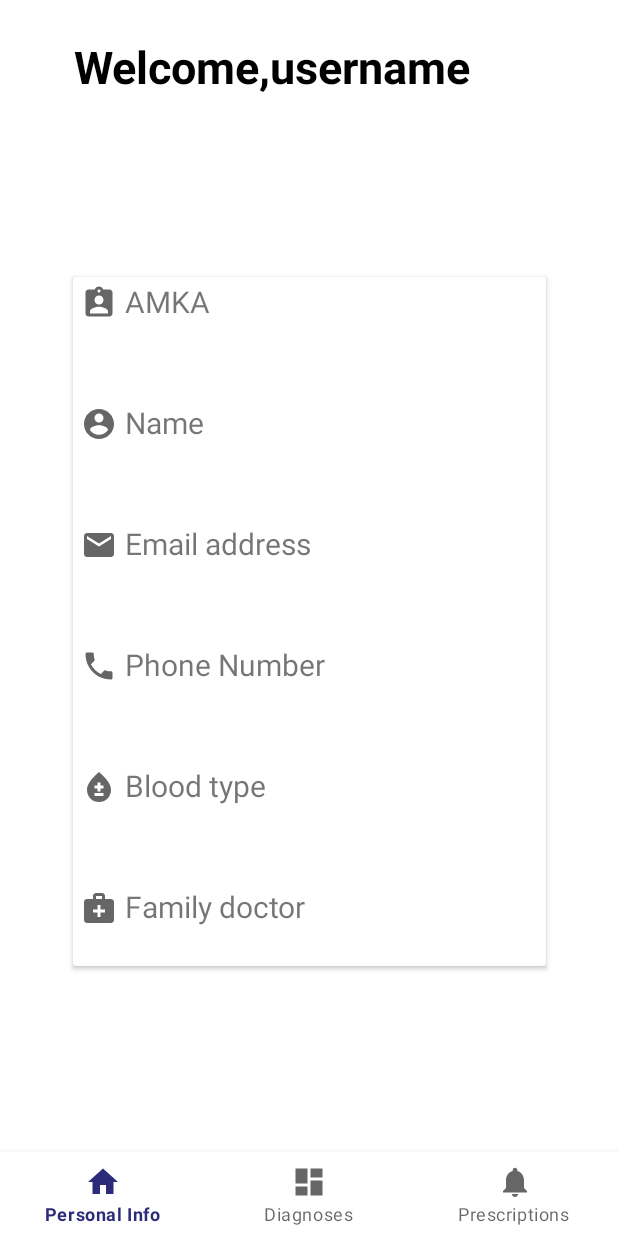
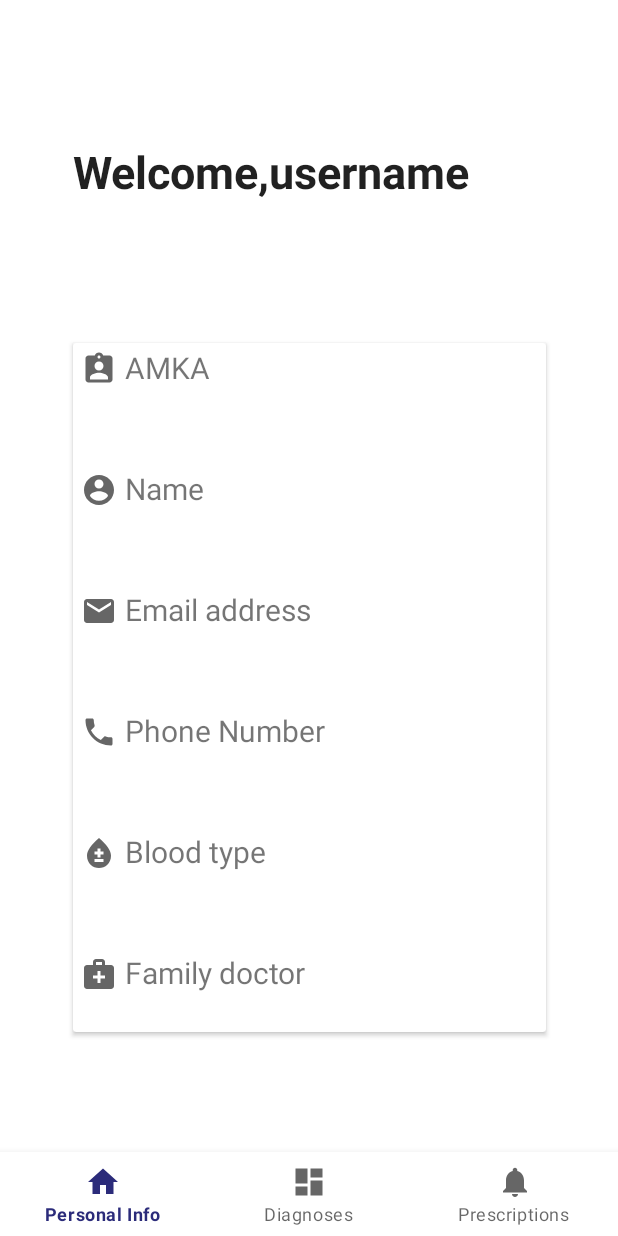
Before and after one commit to alexioan7/E-Health, an Android app: the PersonalinfoFragment screen opened directly, with no data from a screen before it, on a phone screen of 412 x 824 dp. Run offline under Robolectric (Android 15) with nearby library versions, the phone set to English and light mode, and no system bars; our stand-ins replace data binding, navigation-ui.

Commit message:
i fixed the distances on cardview in personinfo and added automatically theme changed:dark or light mode

```diff
--- a/app/src/main/AndroidManifest.xml
+++ b/app/src/main/AndroidManifest.xml
@@ -10,10 +10,10 @@
         android:label="@string/app_name"
         android:roundIcon="@mipmap/ic_launcher_round"
         android:supportsRtl="true"
+
         android:theme="@style/Theme.EHealth"
         android:usesCleartextTraffic="true">
 
-        <activity android:name=".activities.BottomNavigationActivity"/>
 
         <activity android:name=".activities.MainActivity">
             <intent-filter>
@@ -22,7 +22,11 @@
                 <category android:name="android.intent.category.LAUNCHER" />
             </intent-filter>
         </activity>
-        <activity android:name=".activities.BottomNavigationActivity"/>
+        <activity
+            android:name=".activities.BottomNavigationActivity"
+            android:configChanges="uiMode"/>
+
+
     </application>
 
 </manifest>
--- a/app/src/main/res/layout/fragment_personalinfo.xml
+++ b/app/src/main/res/layout/fragment_personalinfo.xml
@@ -18,29 +18,14 @@
         tools:context=".activities.PersonalinfoFragment">
 
 
-        <TextView
-            android:id="@+id/textView5"
-            android:layout_width="wrap_content"
+        <androidx.cardview.widget.CardView
+            android:id="@+id/cardView"
+            android:layout_width="315dp"
             android:layout_height="wrap_content"
-            android:layout_marginTop="24dp"
-            android:text="Welcome,username"
-            android:textAlignment="center"
-            android:textColor="@color/black"
-            android:textSize="30sp"
-            android:textStyle="bold"
+            android:layout_marginBottom="136dp"
+            app:layout_constraintBottom_toBottomOf="parent"
             app:layout_constraintEnd_toEndOf="parent"
-            app:layout_constraintHorizontal_bias="0.333"
-            app:layout_constraintStart_toStartOf="parent"
-            app:layout_constraintTop_toTopOf="parent" />
-
-        <androidx.cardview.widget.CardView
-                android:layout_width="315dp"
-                android:layout_height="wrap_content"
-                app:layout_constraintBottom_toBottomOf="parent"
-                app:layout_constraintEnd_toEndOf="parent"
-                app:layout_constraintStart_toStartOf="parent"
-                app:layout_constraintTop_toBottomOf="@+id/textView5"
-                app:layout_constraintVertical_bias="0.399" >
+            app:layout_constraintStart_toStartOf="parent">
 
             <RelativeLayout
                 android:layout_width="287dp"
@@ -169,6 +154,18 @@
             </RelativeLayout>
         </androidx.cardview.widget.CardView>
 
+        <TextView
+            android:id="@+id/Welcome_text"
+            android:layout_width="wrap_content"
+            android:layout_height="wrap_content"
+            android:text="Welcome,username"
+            android:textAppearance="@style/TextAppearance.AppCompat.Body1"
+            android:textSize="30sp"
+            android:textStyle="bold"
+            app:layout_constraintBottom_toTopOf="@+id/cardView"
+            app:layout_constraintStart_toStartOf="@+id/cardView"
+            app:layout_constraintTop_toTopOf="parent" />
+
 
     </androidx.constraintlayout.widget.ConstraintLayout>
 
```
